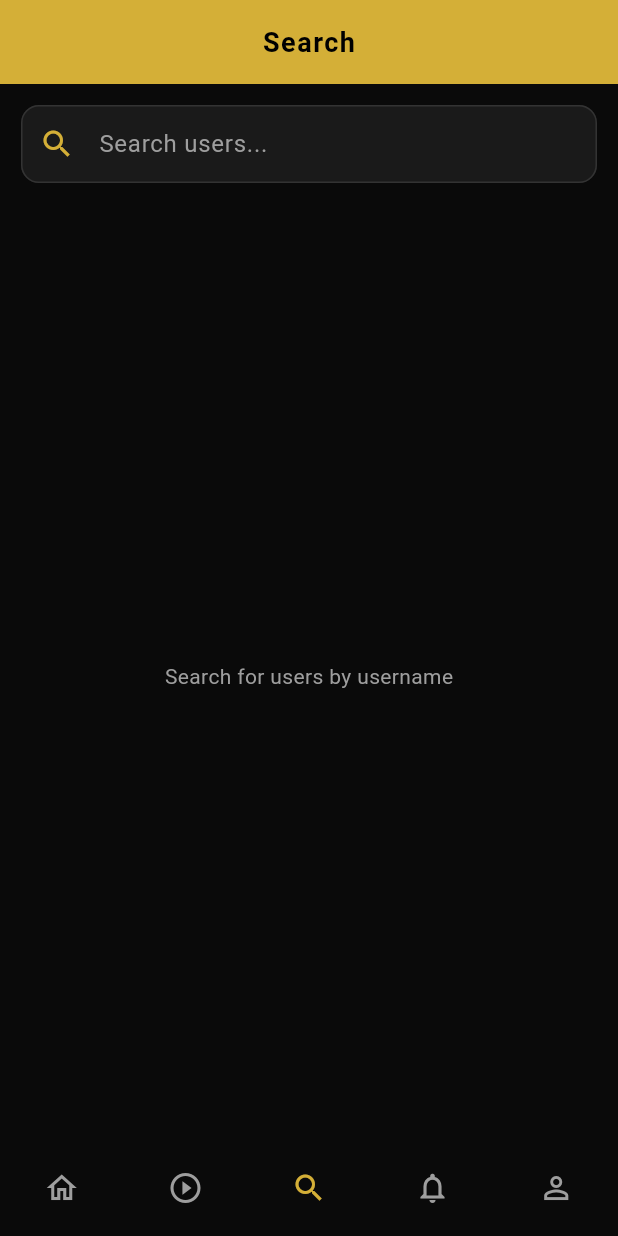
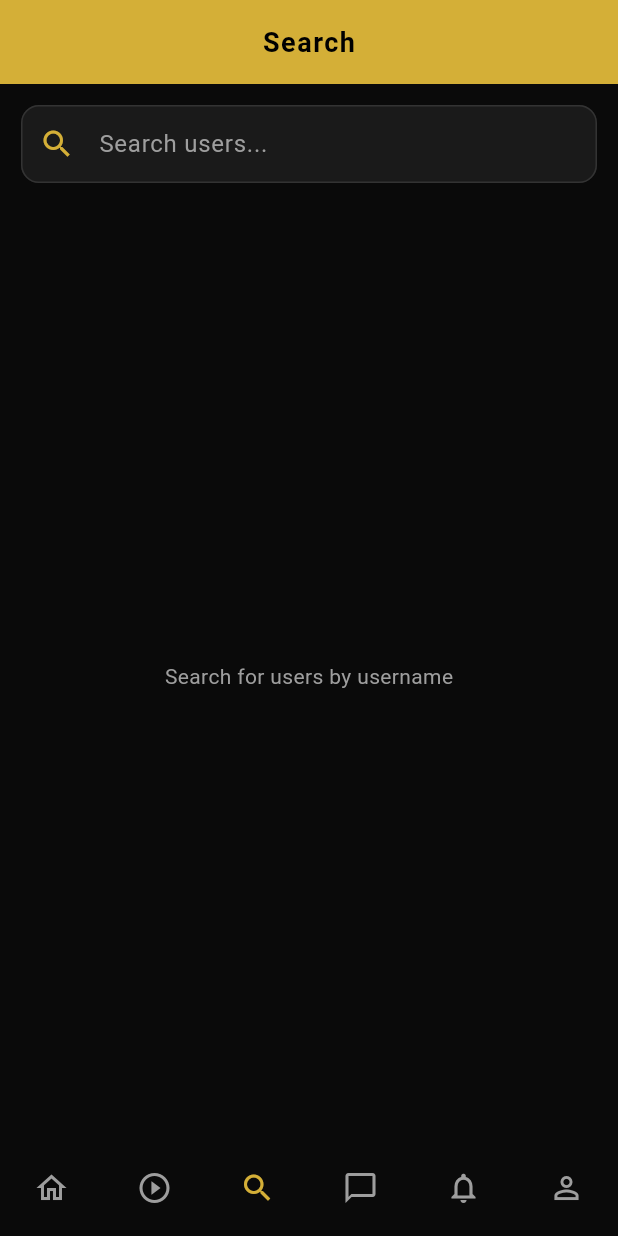
Before and after one commit to dzhakhann/sigma-social-app, a Flutter app: the MainScreen screen opened directly with empty values, item 3 of the bottom bar chosen, on a phone screen of 412 x 824 dp. Run offline on Flutter 3.47's test engine with Material 3 defaults, Android fonts, the phone set to English and light mode, and no system bars; our stand-ins replace cached_network_image, image_picker, socket_io_client, timeago, video_player; network calls fail.

Commit message:
fix: add Chats tab back to bottom navigation
Co-Authored-By: Claude Sonnet 4.6 <noreply@anthropic.com>

```diff
--- a/lib/screens/main_screen.dart
+++ b/lib/screens/main_screen.dart
@@ -4,6 +4,7 @@ import '../services/socket_service.dart';
 import 'feed_screen.dart';
 import 'reels_screen.dart';
 import 'search_screen.dart';
+import 'chats_screen.dart';
 import 'notifications_screen.dart';
 import 'profile_screen.dart';
 
@@ -26,6 +27,7 @@ class _MainScreenState extends State<MainScreen> {
       FeedScreen(user: widget.user),
       ReelsScreen(user: widget.user),
       SearchScreen(user: widget.user),
+      ChatsScreen(user: widget.user),
       NotificationsScreen(user: widget.user),
       ProfileScreen(user: widget.user, isOwnProfile: true),
     ];
@@ -58,6 +60,10 @@ class _MainScreenState extends State<MainScreen> {
               activeIcon: Icon(Icons.search),
               label: 'Search'),
           BottomNavigationBarItem(
+              icon: Icon(Icons.chat_bubble_outline),
+              activeIcon: Icon(Icons.chat_bubble),
+              label: 'Chats'),
+          BottomNavigationBarItem(
               icon: Icon(Icons.notifications_outlined),
               activeIcon: Icon(Icons.notifications),
               label: 'Notifications'),
```
